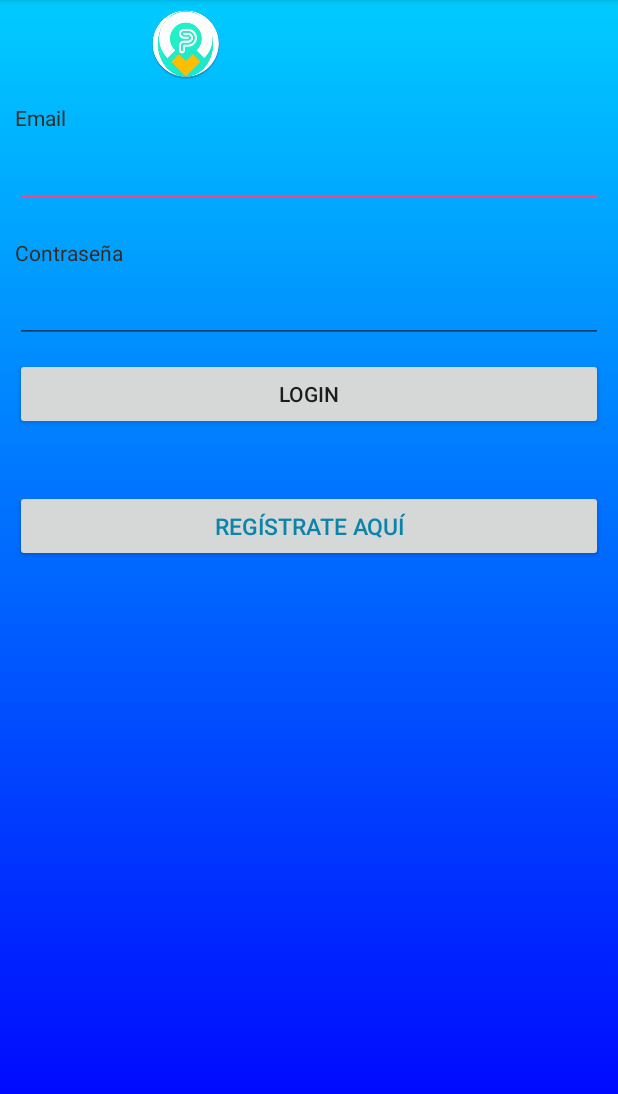
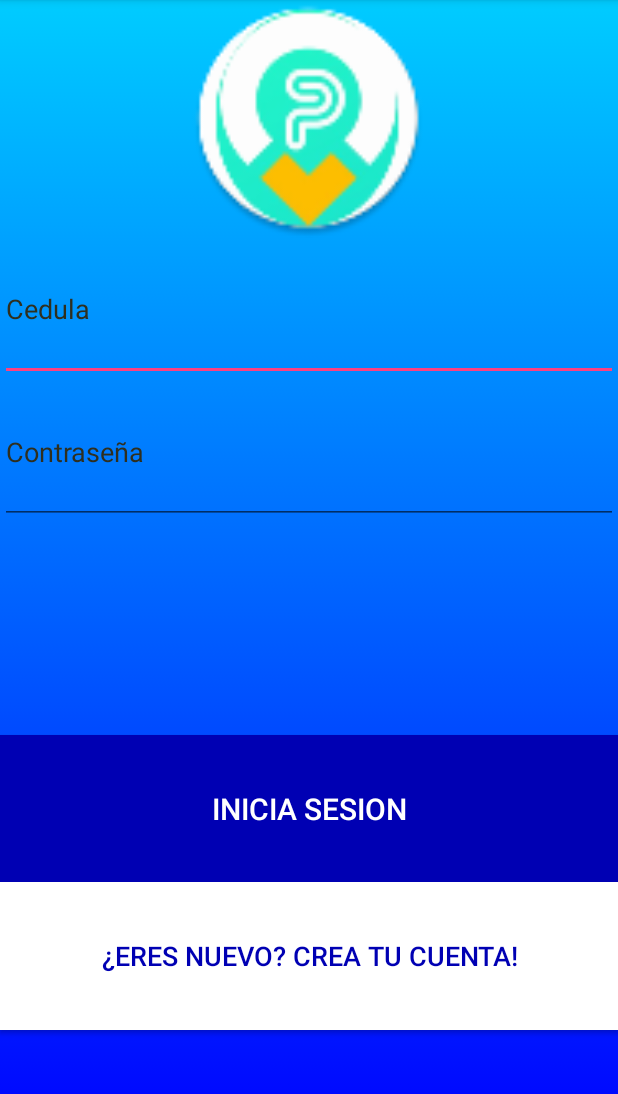
Before and after one commit to PipeRojas/ShareParkApp, an Android app: the screen it shows after launch (LoginActivity), on a phone screen of 412 x 824 dp, the part 84-1178 px from its top. Run offline under Robolectric (Android 15) with nearby library versions, the phone set to English and light mode, and no system bars; our stand-ins replace Volley.

Commit message:
Integracion login actovity con Api y cambios

```diff
--- a/app/src/main/java/eci/cosw/edu/sharepark/LoginActivity.java
+++ b/app/src/main/java/eci/cosw/edu/sharepark/LoginActivity.java
@@ -5,45 +5,82 @@ import android.support.v7.app.AppCompatActivity;
 import android.os.Bundle;
 import android.view.View;
 import android.widget.Button;
+import android.widget.EditText;
 import android.widget.TextView;
 
+import com.android.volley.Request;
+import com.android.volley.RequestQueue;
+import com.android.volley.Response;
+import com.android.volley.VolleyError;
+import com.android.volley.toolbox.StringRequest;
+import com.android.volley.toolbox.Volley;
+import com.google.gson.Gson;
+import com.google.gson.reflect.TypeToken;
+
+import java.util.List;
+
+import eci.cosw.edu.sharepark.entities.Parking;
+import eci.cosw.edu.sharepark.entities.User;
+
 public class LoginActivity extends AppCompatActivity {
+    static  User user=null;
+    private EditText id;
+    private EditText password;
+    private Button login;
+    private Button register;
+    private User ans=new User();
 
     @Override
     protected void onCreate(Bundle savedInstanceState) {
         super.onCreate(savedInstanceState);
         setContentView(R.layout.activity_login);
-
-        TextView registerScreen = (TextView) findViewById(R.id.link_to_register);
-
-
-        registerScreen.setOnClickListener(new View.OnClickListener() {
-
-            public void onClick(View v) {
-                Intent i = new Intent(getApplicationContext(), RegisterActivity.class);
-                startActivity(i);
-            }
-        });
-
-        Button bm2 = (Button) findViewById(R.id.btnLogin);
-
-        bm2.setOnClickListener(new View.OnClickListener() {
-
+        id=(EditText) findViewById(R.id.idcedula);
+        password=(EditText) findViewById(R.id.logpassword);
+        login=(Button) findViewById(R.id.iniciarSesion);
+        login.setOnClickListener(new View.OnClickListener() {
             @Override
             public void onClick(View v) {
-
-                mapa();
+                if(id.getText().toString().length()==0){
+                    id.setError("No olvides tu cedula!");
+                }else if (password.getText().toString().length()==0){
+                    password.setError("No olvides tu contraseña!");
+                }else{
+                    getUser();
+                    user=ans;
+                    if(user==null){
+                        id.setError("Tu usuario no se encuentra registrado!");
+                    }else{
+                        mapa();
+                    }
+                }
 
             }
         });
-        Button regis=(Button) findViewById(R.id.link_to_register);
-        regis.setOnClickListener(new View.OnClickListener() {
+        register=(Button) findViewById(R.id.logRegistrar);
+        register.setOnClickListener(new View.OnClickListener() {
             @Override
             public void onClick(View view) {
                 registrar();
             }
         });
 
+    }
+    public User getUser(){
+        RequestQueue queue= Volley.newRequestQueue(this);
+        String url="http://sharepark.herokuapp.com/usuarios/"+id.getText().toString();
+        StringRequest stringRequest=new StringRequest(Request.Method.GET, url, new Response.Listener<String>() {
+            @Override
+            public void onResponse(String response) {
+                ans=new Gson().fromJson(response, User.class);
+            }
+        }, new Response.ErrorListener() {
+            @Override
+            public void onErrorResponse(VolleyError error) {
+                System.out.println("Error");
+            }
+        });
+        queue.add(stringRequest);
+        return ans;
     }
     public void mapa(){
         Intent intent=new Intent(this, FindParkingActivity.class);
--- a/app/src/main/java/eci/cosw/edu/sharepark/ParkingRequestActivity.java
+++ b/app/src/main/java/eci/cosw/edu/sharepark/ParkingRequestActivity.java
@@ -58,6 +58,7 @@ public class ParkingRequestActivity extends AppCompatActivity {
                 back();
             }
         });
+        System.out.println(LoginActivity.user.getId());
     }
 
     public void getOwner(){
--- a/app/src/main/java/eci/cosw/edu/sharepark/RegisterActivity.java
+++ b/app/src/main/java/eci/cosw/edu/sharepark/RegisterActivity.java
@@ -135,7 +135,7 @@ public class RegisterActivity extends AppCompatActivity{
         queue.add(request);
     }
     public void back(){
-        Intent intent=new Intent(this, FindParkingActivity.class);
+        Intent intent=new Intent(this, LoginActivity.class);
         Bundle bundle = new Bundle();
         startActivity(intent);
     }
--- a/app/src/main/java/eci/cosw/edu/sharepark/RegisterVehicleActivity.java
+++ b/app/src/main/java/eci/cosw/edu/sharepark/RegisterVehicleActivity.java
@@ -71,9 +71,9 @@ public class RegisterVehicleActivity extends AppCompatActivity {
                     placa.setError("No olvides tu placa!");
                 }else if(placa.getText().toString().length()!=6){
                     placa.setError("Tu placa no es correcta!");
-                }else if(marca.getText().length()==0){
+                }else if(marca.getText().toString().length()==0){
                     marca.setError("No olvides la marca de tu vehículo!");
-                }else if(color.getText().length()==0){
+                }else if(color.getText().toString().length()==0){
                     color.setError("No olvides el color de tu vehículo!");
                 }else if (type==false){
                     marca.setError("No olvides el tipo de tu vehículo!");
--- a/app/src/main/res/layout/activity_login.xml
+++ b/app/src/main/res/layout/activity_login.xml
@@ -1,66 +1,71 @@
 <?xml version="1.0" encoding="utf-8"?>
 <ScrollView
     xmlns:android="http://schemas.android.com/apk/res/android"
+    xmlns:app="http://schemas.android.com/apk/res-auto"
+    xmlns:tools="http://schemas.android.com/tools"
     android:layout_width="fill_parent"
     android:layout_height="fill_parent"
-    android:fillViewport="true">
-    <RelativeLayout
-        android:layout_width="fill_parent"
+    android:fillViewport="true"
+    tools:context=".LoginActivity">
+
+    <LinearLayout
+        android:orientation="vertical"
+        android:layout_width="match_parent"
         android:layout_height="wrap_content"
+        android:weightSum="1"
         android:background="@drawable/background_degrade">
 
-        <!--  Header  Starts-->
-        <LinearLayout android:id="@+id/header"
-            android:layout_width="fill_parent"
+        <ImageView
+            android:layout_width="match_parent"
             android:layout_height="wrap_content"
+            app:srcCompat="@mipmap/parking_icon"
+            android:id="@+id/imageView6"
+            android:layout_weight="0.22" />
 
-            android:paddingTop="5dip"
-            android:paddingBottom="5dip">
-            <ImageView android:src="@mipmap/parking_icon"
-                android:layout_width="wrap_content"
-                android:layout_height="wrap_content"
-                android:layout_marginLeft="100dip"/>
-        </LinearLayout>
+        <EditText
+            android:layout_width="match_parent"
+            android:layout_height="wrap_content"
+            android:inputType="textPersonName"
+            android:hint="@string/cedula"
+            android:ems="10"
+            android:id="@+id/idcedula"
+            android:textColorHint="@color/grey"
+            android:layout_weight="0.10" />
+
+        <EditText
+            android:layout_width="match_parent"
+            android:layout_height="wrap_content"
+            android:inputType="textPersonName"
+            android:hint="@string/contrase_a"
+            android:ems="10"
+            android:id="@+id/logpassword"
+            android:textColorHint="@color/grey"
+            android:layout_weight="0.10" />
+
         <LinearLayout
-            xmlns:android="http://schemas.android.com/apk/res/android"
             android:orientation="vertical"
             android:layout_width="match_parent"
+            android:layout_height="30dp"
+            android:layout_weight="0.22"></LinearLayout>
+
+        <Button
+            android:text="@string/inicia_sesion"
+            android:layout_width="match_parent"
             android:layout_height="wrap_content"
-            android:padding="10dip"
-            android:layout_below="@id/header">
-            <TextView android:layout_width="fill_parent"
-                android:layout_height="wrap_content"
-                android:textColor="#372c24"
-                android:text="Email"/>
-            <EditText android:layout_width="fill_parent"
-                android:layout_height="wrap_content"
-                android:layout_marginTop="5dip"
-                android:layout_marginBottom="20dip"
-                android:singleLine="true"/>
-            <TextView android:layout_width="fill_parent"
-                android:layout_height="wrap_content"
-                android:textColor="#372c24"
-                android:text="Contraseña"/>
-            <EditText android:layout_width="fill_parent"
-                android:layout_height="wrap_content"
-                android:layout_marginTop="5dip"
-                android:singleLine="true"
-                android:password="true"/>
-            <Button android:id="@+id/btnLogin"
-                android:layout_width="fill_parent"
-                android:layout_height="wrap_content"
-                android:layout_marginTop="10dip"
-                android:text="Login"/>
-            <Button android:id="@+id/link_to_register"
-                android:layout_width="fill_parent"
-                android:layout_height="wrap_content"
-                android:layout_marginTop="40dip"
-                android:layout_marginBottom="40dip"
-                android:text="Regístrate aquí"
-                android:gravity="center"
-                android:textSize="15dp"
-                android:textColor="#0b84aa"/>
+            android:id="@+id/iniciarSesion"
+            android:background="@color/darkBlue"
+            android:textColor="@color/white"
+            android:textSize="20dp"
+            android:layout_weight="0.10" />
 
-        </LinearLayout>
-    </RelativeLayout>
+        <Button
+            android:text="@string/eres_nuevo_crea_tu_cuenta"
+            android:layout_width="match_parent"
+            android:layout_height="wrap_content"
+            android:id="@+id/logRegistrar"
+            android:background="@color/white"
+            android:textColor="@color/darkBlue"
+            android:textSize="18dp"
+            android:layout_weight="0.10" />
+    </LinearLayout>
 </ScrollView>
--- a/app/src/main/res/layout/activity_maps.xml
+++ b/app/src/main/res/layout/activity_maps.xml
@@ -63,9 +63,9 @@
         android:layout_width="wrap_content"
         android:layout_height="wrap_content"
         android:id="@+id/button4"
+        android:background="@color/white"
+        android:textColor="@color/darkBlue"
         android:layout_alignParentTop="true"
-        android:layout_alignParentRight="true"
-        android:layout_alignParentEnd="true"
-        android:background="@color/white"
-        android:textColor="@color/darkBlue"/>
+        android:layout_alignParentLeft="true"
+        android:layout_alignParentStart="true" />
 </RelativeLayout>
--- a/app/src/main/res/layout/activity_parking_request.xml
+++ b/app/src/main/res/layout/activity_parking_request.xml
@@ -132,7 +132,7 @@
 
                 <Button
                     android:text="@string/button6_text"
-                    android:layout_width="wrap_content"
+                    android:layout_width="161dp"
                     android:layout_height="wrap_content"
                     android:id="@+id/button6"
                     android:background="@color/darkBlue"
--- a/app/src/main/res/layout/register_vehicle.xml
+++ b/app/src/main/res/layout/register_vehicle.xml
@@ -5,7 +5,8 @@
     xmlns:tools="http://schemas.android.com/tools"
     android:layout_width="match_parent"
     android:layout_height="match_parent"
-    android:background="@drawable/background_degrade">
+    android:background="@drawable/background_degrade"
+    tools:context=".RegisterVehicleActivity">
 
 <LinearLayout
     android:orientation="vertical"
--- a/app/src/main/res/values/strings.xml
+++ b/app/src/main/res/values/strings.xml
@@ -37,4 +37,6 @@
     <string name="modelo">Modelo</string>
     <string name="marca">Marca</string>
     <string name="placa">Placa</string>
+    <string name="inicia_sesion">Inicia Sesion</string>
+    <string name="eres_nuevo_crea_tu_cuenta">¿Eres nuevo? Crea tu Cuenta!</string>
 </resources>
```
